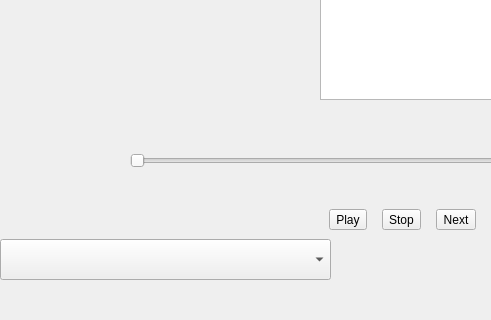
First picture: the form in src/melosic/gui/mainwindow.ui, repository chrismanning/melosic, before the edit; both pictures show x 0 to 491 and y 280 to 600 of the 800 by 600 pixel window.
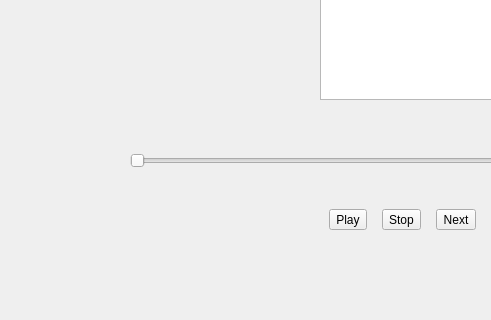
Second picture: the form after the edit. Custom widgets are drawn as their Qt base class.

Commit message: Modify Config handling with signals & add config page for output manager

```diff
--- a/src/melosic/gui/mainwindow.ui
+++ b/src/melosic/gui/mainwindow.ui
@@ -72,16 +72,6 @@
      <enum>Qt::Horizontal</enum>
     </property>
    </widget>
-   <widget class="QComboBox" name="outputDevicesCBX">
-    <property name="geometry">
-     <rect>
-      <x>0</x>
-      <y>500</y>
-      <width>331</width>
-      <height>41</height>
-     </rect>
-    </property>
-   </widget>
    <widget class="QListView" name="playlistView">
     <property name="geometry">
      <rect>
```
The commit also changes 25 other files.
